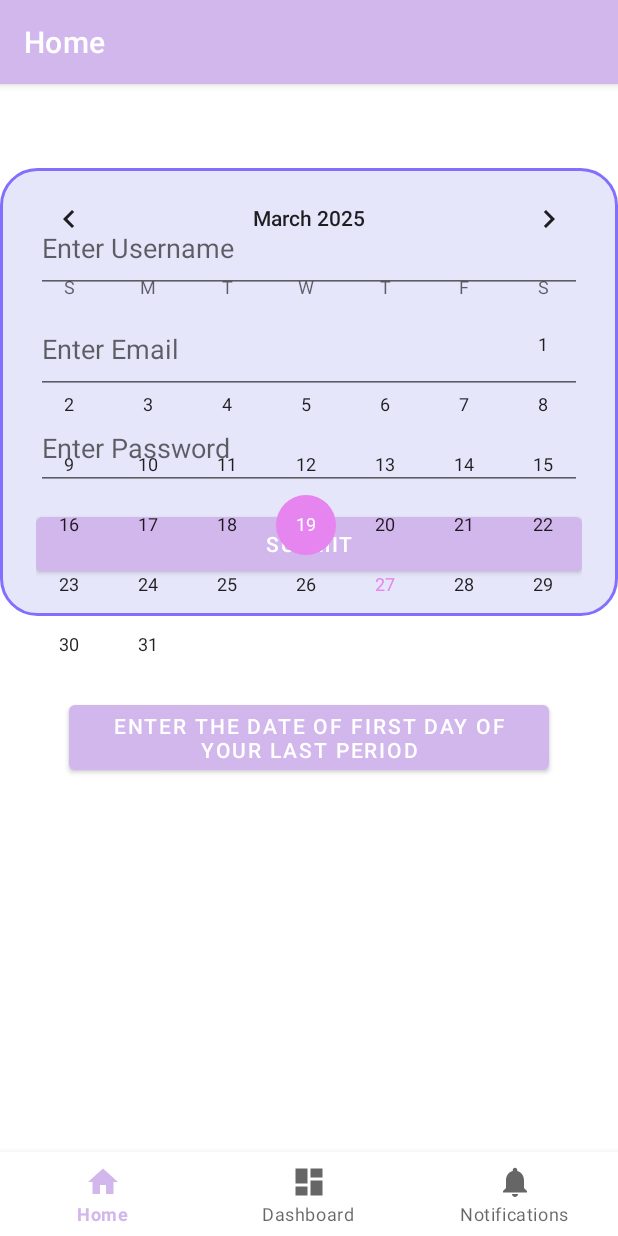
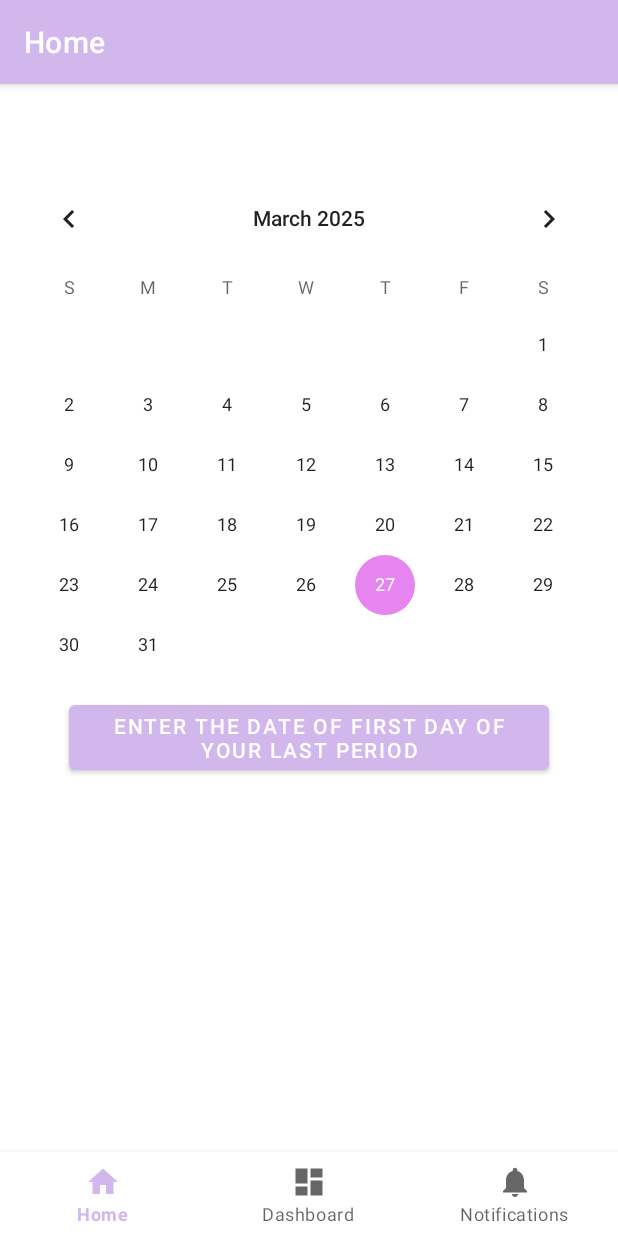
Before and after one commit to mavil323/android-womens-health-app, an Android app: the fragment SignUpDetailsFragment placed in its activity, after a tap on "SUBMIT", on a phone screen of 412 x 824 dp. Run offline under Robolectric (Android 15) with nearby library versions, the phone set to English and light mode, and no system bars; our stand-ins replace navigation-ui.

Commit message:
Fixed Overlapping of Pop-up Dialog

```diff
--- a/app/src/main/java/com/example/myapplication/ui/signup/SignUpDetailsFragment.kt
+++ /dev/null
@@ -1,43 +0,0 @@
-package com.example.myapplication.ui.signup
-
-import android.os.Bundle
-import android.view.LayoutInflater
-import android.view.View
-import android.view.ViewGroup
-import android.widget.Button
-import android.widget.EditText
-import android.widget.Toast
-import androidx.fragment.app.Fragment
-import com.example.myapplication.R
-
-class SignUpDetailsFragment : Fragment() {
-
-    override fun onCreateView(
-        inflater: LayoutInflater, container: ViewGroup?,
-        savedInstanceState: Bundle?
-    ): View {
-        return inflater.inflate(R.layout.sign_up_details, container, false)
-    }
-
-    override fun onViewCreated(view: View, savedInstanceState: Bundle?) {
-        super.onViewCreated(view, savedInstanceState)
-
-        val usernameInput = view.findViewById<EditText>(R.id.usernameInput)
-        val emailInput = view.findViewById<EditText>(R.id.emailInput)
-        val passwordInput = view.findViewById<EditText>(R.id.passwordInput)
-        val btnSubmit = view.findViewById<Button>(R.id.btnSubmit)
-
-        btnSubmit.setOnClickListener {
-            val username = usernameInput.text.toString().trim()
-            val email = emailInput.text.toString().trim()
-            val password = passwordInput.text.toString().trim()
-
-            if (username.isEmpty() || email.isEmpty() || password.isEmpty()) {
-                Toast.makeText(requireContext(), "Please fill in all fields", Toast.LENGTH_SHORT).show()
-            } else {
-                Toast.makeText(requireContext(), "Sign-up details entered!", Toast.LENGTH_SHORT).show()
-                // Proceed to next step or validation
-            }
-        }
-    }
-}
--- a/app/src/main/java/com/example/myapplication/ui/signup/SignUpFragment.kt
+++ b/app/src/main/java/com/example/myapplication/ui/signup/SignUpFragment.kt
@@ -38,9 +38,14 @@ class SignUpFragment : Fragment() {
         val btnSkip = dialogView.findViewById<Button>(R.id.btnSkip)
 
 
+
                 btnSignUp.setOnClickListener {
+                    dialog.dismiss()
+
                     findNavController().navigate(R.id.action_signUpFragment_to_signUpDetailsFragment2)
-                    dialog.dismiss()
+                    dialogView.visibility = View.GONE
+
+
                 }
 
                 btnLogin.setOnClickListener {
@@ -53,4 +58,8 @@ class SignUpFragment : Fragment() {
                     requireActivity().finish()
                 }
             }
-        }
+
+
+
+
+}
--- /dev/null
+++ b/app/src/main/java/com/example/myapplication/ui/signupdetails/SignUpDetailsFragment.kt
@@ -0,0 +1,57 @@
+package com.example.myapplication.ui.signupdetails
+
+import android.app.AlertDialog
+import android.os.Bundle
+import android.view.LayoutInflater
+import android.view.View
+import android.view.ViewGroup
+import android.widget.Button
+import android.widget.EditText
+import android.widget.Toast
+import androidx.fragment.app.Fragment
+import com.example.myapplication.R
+
+class SignUpDetailsFragment : Fragment() {
+
+    override fun onCreateView(
+        inflater: LayoutInflater,
+        container: ViewGroup?,
+        savedInstanceState: Bundle?
+    ): View? {
+        // Show the Sign-Up Details dialog
+        showSignUpDetailsDialog()
+
+        // Return a placeholder view (this is required for a Fragment)
+        return View(requireContext()) // No layout needed here
+    }
+
+    private fun showSignUpDetailsDialog() {
+        val dialogView = LayoutInflater.from(requireContext()).inflate(R.layout.sign_up_details, null)
+        val dialog = AlertDialog.Builder(requireContext())
+            .setView(dialogView)
+            .setCancelable(false) // You can change this if you want the dialog to be dismissible
+            .create()
+
+        dialog.show()
+
+        val usernameInput = dialogView.findViewById<EditText>(R.id.usernameInput)
+        val emailInput = dialogView.findViewById<EditText>(R.id.emailInput)
+        val passwordInput = dialogView.findViewById<EditText>(R.id.passwordInput)
+        val btnSubmit = dialogView.findViewById<Button>(R.id.btnSubmit)
+
+        btnSubmit.setOnClickListener {
+            val username = usernameInput.text.toString().trim()
+            val email = emailInput.text.toString().trim()
+            val password = passwordInput.text.toString().trim()
+
+            if (username.isEmpty() || email.isEmpty() || password.isEmpty()) {
+                Toast.makeText(requireContext(), "Please fill in all fields", Toast.LENGTH_SHORT).show()
+            } else {
+                Toast.makeText(requireContext(), "Sign-up details entered!", Toast.LENGTH_SHORT).show()
+                // Proceed to next step or validation here
+            }
+
+            dialog.dismiss() // Dismiss the dialog after submitting
+        }
+    }
+}
--- a/app/src/main/java/com/example/myapplication/ui/signup/SignUpDetailsViewModel.kt
+++ b/app/src/main/java/com/example/myapplication/ui/signupdetails/SignUpDetailsViewModel.kt
@@ -1,4 +1,4 @@
-package com.example.myapplication.ui.signup
+package com.example.myapplication.ui.signupdetails
 
 import androidx.lifecycle.LiveData
 import androidx.lifecycle.MutableLiveData
--- a/app/src/main/res/layout/dialog_signup.xml
+++ b/app/src/main/res/layout/dialog_signup.xml
@@ -8,12 +8,7 @@
     >
 
 
-    <androidx.fragment.app.FragmentContainerView
-    android:id="@+id/nav_host_fragment"
-    android:name="androidx.navigation.fragment.NavHostFragment"
-    android:layout_width="match_parent"
-    android:layout_height="match_parent"
-    app:navGraph="@navigation/nav_graph" />
+
 
 
     <!-- Welcome Screen (Initially Visible) -->
@@ -54,5 +49,10 @@
             android:layout_marginTop="8dp"/>
     </LinearLayout>
 
-
+    <androidx.fragment.app.FragmentContainerView
+        android:id="@+id/nav_host_fragment"
+        android:name="androidx.navigation.fragment.NavHostFragment"
+        android:layout_width="match_parent"
+        android:layout_height="match_parent"
+        app:navGraph="@navigation/nav_graph" />
 </LinearLayout>
--- a/app/src/main/res/layout/sign_up_details.xml
+++ b/app/src/main/res/layout/sign_up_details.xml
@@ -6,10 +6,7 @@
     android:padding="24dp"
     android:background="@drawable/rounded_corner_bg"
 
-
-
     >
-
 
     <EditText
         android:id="@+id/usernameInput"
--- a/app/src/main/res/navigation/nav_graph.xml
+++ b/app/src/main/res/navigation/nav_graph.xml
@@ -10,6 +10,7 @@
         android:name="com.example.myapplication.ui.signup.SignUpFragment"
         android:label="Welcome"
         tools:layout="@layout/dialog_signup">
+    </fragment>
 
         <action
             android:id="@+id/action_signUpFragment_to_signUpDetailsFragment2"
@@ -18,11 +19,11 @@
             app:exitAnim="@anim/slide_out_left"
             app:popEnterAnim="@anim/slide_in_left"
             app:popExitAnim="@anim/slide_out_right"/>
-    </fragment>
+
 
     <fragment
         android:id="@+id/signUpDetailsFragment"
-        android:name="com.example.myapplication.ui.signup.SignUpDetailsFragment"
+        android:name="com.example.myapplication.ui.signupdetails.SignUpDetailsFragment"
         android:label="Sign Up Details"
         tools:layout="@layout/sign_up_details" />
 </navigation>
```
